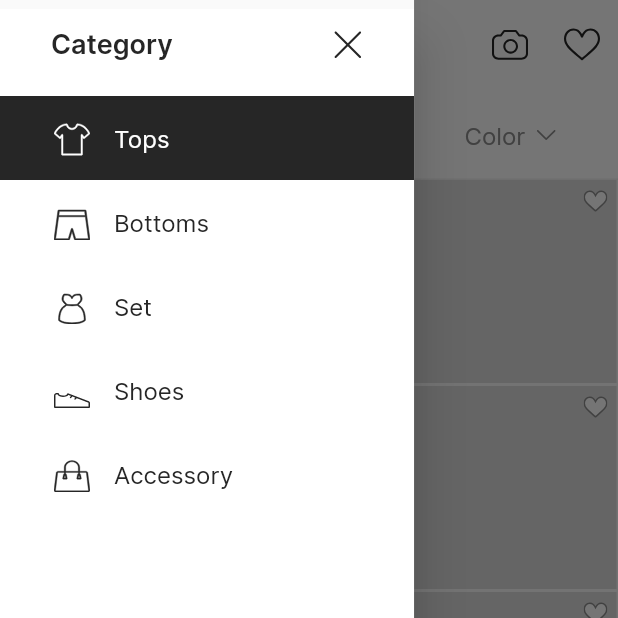
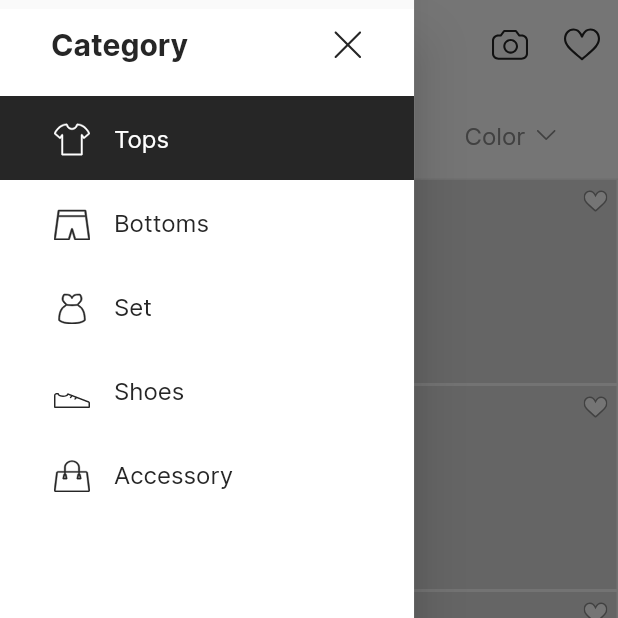
Before and after one commit to chxmpxx/chom-tu-app, a Flutter app: the screen it shows after launch, with the side drawer open, on a phone screen of 412 x 824 dp, the top half of it. Run offline on Flutter 3.47's test engine with Material 2 defaults, Android fonts, the light colour scheme and no system bars; our stand-ins replace camera, flutter_svg, image_cropper, image_picker, page_transition, sliding_up_panel; missing offline and left inert: matrix_gesture_detector.

Commit message:
update colors and style

```diff
--- a/lib/configs/themes/colors.dart
+++ b/lib/configs/themes/colors.dart
@@ -1,12 +1,10 @@
-import 'dart:ffi';
-
 import 'package:flutter/material.dart';
 
 const Color kColorsBlack = Color.fromARGB(255, 38, 38, 38);
 const Color kColorsWhite = Colors.white;
-const Color kColorsGrey1 = Color.fromARGB(255, 142, 142, 142);
-const Color kColorsGrey2 = Color.fromARGB(255, 239, 239, 239);
-const Color kColorsGrey3 = Color.fromARGB(255, 220, 220, 220);
+const Color kColorsDarkGrey = Color.fromARGB(255, 142, 142, 142);
+const Color kColorsLightGrey = Color.fromARGB(255, 239, 239, 239);
+const Color kColorsGrey = Color.fromARGB(255, 220, 220, 220);
 const Color kColorsRed = Color.fromARGB(255, 250, 56, 62);
 
 const double kAppbarBorderWidth = 1;
--- a/lib/configs/themes/style.dart
+++ b/lib/configs/themes/style.dart
@@ -7,13 +7,20 @@ ThemeData appTheme() {
 
     textTheme: const TextTheme(
       headline1: TextStyle(fontSize: 29.0, fontWeight: FontWeight.w700, color: kColorsBlack),
-      headline2: TextStyle(fontSize: 18.0, fontWeight: FontWeight.w600, color: kColorsBlack),
-      headline3: TextStyle(fontSize: 16.0, fontWeight: FontWeight.w400, color: kColorsGrey1),
-      headline4: TextStyle(fontSize: 16.0, fontWeight: FontWeight.w600, color: kColorsBlack),
-      subtitle1: TextStyle(fontSize: 16.0, fontWeight: FontWeight.w400, color: kColorsBlack),
-      subtitle2: TextStyle(fontSize: 16.0, fontWeight: FontWeight.w400, color: kColorsWhite),
-      bodyText1: TextStyle(fontSize: 14.0, fontWeight: FontWeight.w400, color: kColorsBlack),
-      bodyText2: TextStyle(fontSize: 14, fontWeight: FontWeight.w500, color: kColorsWhite),
+
+      headline2: TextStyle(fontSize: 16.0, fontWeight: FontWeight.w600, color: kColorsBlack),
+      headline3: TextStyle(fontSize: 16.0, fontWeight: FontWeight.w600, color: kColorsRed),
+      headline4: TextStyle(fontSize: 16.0, fontWeight: FontWeight.w400, color: kColorsWhite),
+      headline5: TextStyle(fontSize: 16.0, fontWeight: FontWeight.w400, color: kColorsBlack),
+      headline6: TextStyle(fontSize: 16.0, fontWeight: FontWeight.w400, color: kColorsDarkGrey),
+
+      subtitle1: TextStyle(fontSize: 20.0, fontWeight: FontWeight.w700, color: kColorsBlack),
+
+      subtitle2: TextStyle(fontSize: 12.0, fontWeight: FontWeight.w600, color: kColorsBlack),
+      bodyText1: TextStyle(fontSize: 12.0, fontWeight: FontWeight.w400, color: kColorsBlack),
+      bodyText2: TextStyle(fontSize: 12.0, fontWeight: FontWeight.w400, color: kColorsWhite),
+
+      button: TextStyle(fontSize: 16.0, fontWeight: FontWeight.w600, color: kColorsWhite),
     ),
 
     iconTheme: IconThemeData(color: kColorsBlack)
--- a/lib/main.dart
+++ b/lib/main.dart
@@ -5,7 +5,7 @@ import 'package:chom_tu/outfit/providers/delete_item_provider.dart';
 import 'package:chom_tu/outfit/providers/is_delete_btn_active_provider.dart';
 import 'package:chom_tu/outfit/providers/outfit_create_provider.dart';
 import 'package:chom_tu/outfit/providers/show_delete_btn_provider.dart';
-import 'package:chom_tu/wardrobe/providers/edit_tab_provider.dart';
+import 'package:chom_tu/wardrobe/providers/wardrobe_image_provider.dart';
 import 'package:chom_tu/wardrobe/providers/filter_tab_provider.dart';
 import 'package:chom_tu/wardrobe/screens/wardrobe_camera_screen.dart';
 import 'package:flutter/material.dart';
@@ -38,7 +38,7 @@ class MyApp extends StatelessWidget {
         ChangeNotifierProvider(create: (context) => ShowDeleteBtnProvider()),
         ChangeNotifierProvider(create: (context) => IsDeleteBtnActiveProvider()),
         ChangeNotifierProvider(create: (context) => DeleteItemProvider()),
-        ChangeNotifierProvider(create: (context) => EditTabProvider()),
+        ChangeNotifierProvider(create: (context) => WardrobeImageProvider()),
       ],
       child: MaterialApp(
         theme: appTheme(),
--- a/lib/outfit/screens/outfit_info_screen.dart
+++ b/lib/outfit/screens/outfit_info_screen.dart
@@ -12,7 +12,7 @@ class OutfitInfoScreen extends StatelessWidget {
       appBar: AppBar(
         shape: Border(
           bottom: BorderSide(
-            color: kColorsGrey2,
+            color: kColorsLightGrey,
             width: kAppbarBorderWidth
           )
         ),
@@ -45,7 +45,7 @@ class OutfitInfoScreen extends StatelessWidget {
           child: Container(
             width: double.infinity,
             decoration: BoxDecoration(
-              color: kColorsGrey3
+              color: kColorsGrey
             ),
           ),
         ),
--- a/lib/outfit/screens/outfit_screen.dart
+++ b/lib/outfit/screens/outfit_screen.dart
@@ -13,7 +13,7 @@ class OutfitScreen extends StatelessWidget {
       appBar: AppBar(
         shape: Border(
           bottom: BorderSide(
-            color: kColorsGrey2,
+            color: kColorsLightGrey,
             width: kAppbarBorderWidth
           )
         ),
@@ -58,7 +58,7 @@ class OutfitScreen extends StatelessWidget {
                         child: Container(
                           height: double.infinity,
                           decoration: BoxDecoration(
-                            color: kColorsGrey3
+                            color: kColorsGrey
                           ),
                         ),
                       ),
--- a/lib/outfit/widgets/color_bar_widget.dart
+++ b/lib/outfit/widgets/color_bar_widget.dart
@@ -6,6 +6,6 @@ class ColorBarWidget extends StatelessWidget {
 
   @override
   Widget build(BuildContext context) {
-    return Container(height: 24, width: MediaQuery.of(context).size.width, color: kColorsGrey2);
+    return Container(height: 24, width: MediaQuery.of(context).size.width, color: kColorsLightGrey);
   }
 }
--- a/lib/wardrobe/providers/edit_tab_provider.dart
+++ /dev/null
@@ -1,19 +0,0 @@
-import 'package:flutter/material.dart';
-
-class EditTabProvider with ChangeNotifier {
-
-  bool tabStatus = false;
-  bool isGallery = false;
-  String? currentPath;
-
-  editTab() {
-    tabStatus ? tabStatus = false : tabStatus = true;
-    notifyListeners();
-  }
-
-  setPath(String path) {
-    currentPath = path;
-    notifyListeners();
-  }
-
-}
--- /dev/null
+++ b/lib/wardrobe/providers/wardrobe_image_provider.dart
@@ -0,0 +1,18 @@
+import 'package:flutter/material.dart';
+
+class WardrobeImageProvider with ChangeNotifier {
+
+  bool isGallery = false;
+  String? currentPath;
+  String? previousPath;
+
+  setPath(String path) {
+    if(currentPath == null) {
+      previousPath = path;
+    }else {
+      previousPath = currentPath;
+    }
+    currentPath = path;
+    notifyListeners();
+  }
+}
--- a/lib/wardrobe/screens/wardrobe_camera_screen.dart
+++ b/lib/wardrobe/screens/wardrobe_camera_screen.dart
@@ -1,7 +1,7 @@
 import 'dart:io';
 
 import 'package:chom_tu/configs/themes/colors.dart';
-import 'package:chom_tu/wardrobe/providers/edit_tab_provider.dart';
+import 'package:chom_tu/wardrobe/providers/wardrobe_image_provider.dart';
 import 'package:chom_tu/wardrobe/screens/wardrobe_camera_edit_screen.dart';
 import 'package:flutter/material.dart';
 import 'package:flutter_svg/flutter_svg.dart';
@@ -40,7 +40,7 @@ class _WardrobeCameraScreenState extends State<WardrobeCameraScreen> {
   @override
   Widget build(BuildContext context) {
 
-    var wardrobeProvider = Provider.of<EditTabProvider>(context, listen: false);
+    var wardrobeProvider = Provider.of<WardrobeImageProvider>(context, listen: false);
 
     return Scaffold(
       backgroundColor: kColorsBlack,
--- a/lib/wardrobe/screens/wardrobe_info_screen.dart
+++ b/lib/wardrobe/screens/wardrobe_info_screen.dart
@@ -12,7 +12,7 @@ class WardrobeInfoScreen extends StatelessWidget {
       appBar: AppBar(
         shape: Border(
           bottom: BorderSide(
-            color: kColorsGrey2,
+            color: kColorsLightGrey,
             width: kAppbarBorderWidth
           )
         ),
@@ -45,7 +45,7 @@ class WardrobeInfoScreen extends StatelessWidget {
           child: Container(
             width: double.infinity,
             decoration: BoxDecoration(
-              color: kColorsGrey3
+              color: kColorsGrey
             ),
           ),
         ),
--- a/lib/wardrobe/screens/wardrobe_screen.dart
+++ b/lib/wardrobe/screens/wardrobe_screen.dart
@@ -25,7 +25,7 @@ class WardrobeScreen extends StatelessWidget {
       appBar: AppBar(
         shape: Border(
           bottom: BorderSide(
-            color: kColorsGrey2,
+            color: kColorsLightGrey,
             width: kAppbarBorderWidth
           )
         ),
@@ -79,7 +79,7 @@ class WardrobeScreen extends StatelessWidget {
                           child: Container(
                             height: double.infinity,
                             decoration: BoxDecoration(
-                              color: kColorsGrey3
+                              color: kColorsGrey
                             ),
                           ),
                         ),
@@ -150,7 +150,7 @@ class WardrobeScreen extends StatelessWidget {
                   children: [
                     Padding(
                       padding: const EdgeInsets.only(left: 34),
-                      child: Text('Category', style: Theme.of(context).textTheme.headline2),
+                      child: Text('Category', style: Theme.of(context).textTheme.subtitle1),
                     ),
                     Padding(
                       padding: const EdgeInsets.only(right: 20),
@@ -169,7 +169,7 @@ class WardrobeScreen extends StatelessWidget {
                   padding: const EdgeInsets.only(left: 20),
                   child: SvgPicture.asset('assets/a2_top_1.svg', color: kColorsWhite),
                 ),
-                title: Text('Tops', style: Theme.of(context).textTheme.subtitle2),
+                title: Text('Tops', style: Theme.of(context).textTheme.headline4),
                 tileColor: kColorsBlack,
                 onTap: (){
                   // Navigator.pop(context);
@@ -181,7 +181,7 @@ class WardrobeScreen extends StatelessWidget {
                   padding: const EdgeInsets.only(left: 20),
                   child: SvgPicture.asset('assets/a2_bottom_1.svg', color: kColorsBlack),
                 ),
-                title: Text('Bottoms', style: Theme.of(context).textTheme.subtitle1),
+                title: Text('Bottoms', style: Theme.of(context).textTheme.headline5),
                 onTap: (){
                   // Navigator.pop(context);
                   // Navigator.pushNamed(context, '/');
@@ -192,7 +192,7 @@ class WardrobeScreen extends StatelessWidget {
                   padding: const EdgeInsets.only(left: 20),
                   child: SvgPicture.asset('assets/a2_set_1.svg', color: kColorsBlack),
                 ),
-                title: Text('Set', style: Theme.of(context).textTheme.subtitle1),
+                title: Text('Set', style: Theme.of(context).textTheme.headline5),
                 onTap: (){
                   // Navigator.pop(context);
                   // Navigator.pushNamed(context, '/');
@@ -203,7 +203,7 @@ class WardrobeScreen extends StatelessWidget {
                   padding: const EdgeInsets.only(left: 20),
                   child: SvgPicture.asset('assets/a2_shoes_1.svg', color: kColorsBlack),
                 ),
-                title: Text('Shoes', style: Theme.of(context).textTheme.subtitle1),
+                title: Text('Shoes', style: Theme.of(context).textTheme.headline5),
                 onTap: (){
                   // Navigator.pop(context);
                   // Navigator.pushNamed(context, '/');
@@ -214,7 +214,7 @@ class WardrobeScreen extends StatelessWidget {
                   padding: const EdgeInsets.only(left: 20),
                   child: SvgPicture.asset('assets/a2_bag_1.svg', color: kColorsBlack),
                 ),
-                title: Text('Accessory', style: Theme.of(context).textTheme.subtitle1),
+                title: Text('Accessory', style: Theme.of(context).textTheme.headline5),
                 onTap: (){
                   // Navigator.pop(context);
                   // Navigator.pushNamed(context, '/');
--- a/lib/widgets/filter_bar_widget.dart
+++ b/lib/widgets/filter_bar_widget.dart
@@ -14,7 +14,7 @@ class FilterBarWidget extends StatelessWidget {
       Row(
         mainAxisSize: MainAxisSize.min,
         children: [
-          Text(title, style: Theme.of(context).textTheme.subtitle1),
+          Text(title, style: Theme.of(context).textTheme.headline5),
           SizedBox(width: 5),
           SvgPicture.asset('assets/o4_up_1.svg', color: kColorsBlack),
         ],
@@ -22,9 +22,9 @@ class FilterBarWidget extends StatelessWidget {
     : Row(
         mainAxisSize: MainAxisSize.min,
         children: [
-          Text(title, style: Theme.of(context).textTheme.headline3),
+          Text(title, style: Theme.of(context).textTheme.headline6),
           SizedBox(width: 5),
-          SvgPicture.asset('assets/o4_down_1.svg', color: kColorsGrey1),
+          SvgPicture.asset('assets/o4_down_1.svg', color: kColorsDarkGrey),
         ],
       );
   }
```
Also changed, not shown: lib/outfit/screens/outfit_create_screen.dart (+4 -4 lines), lib/wardrobe/screens/wardrobe_camera_edit_screen.dart (+6 -7 lines), lib/wardrobe/screens/wardrobe_eraser_screen.dart (+8 -73 lines).
